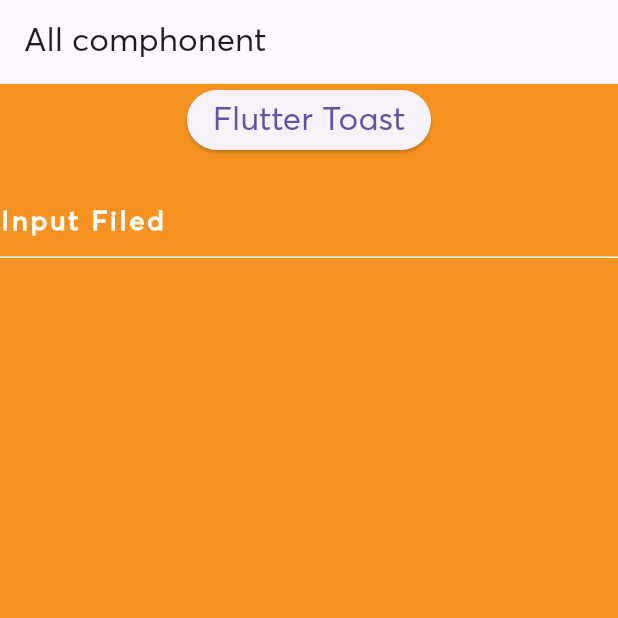
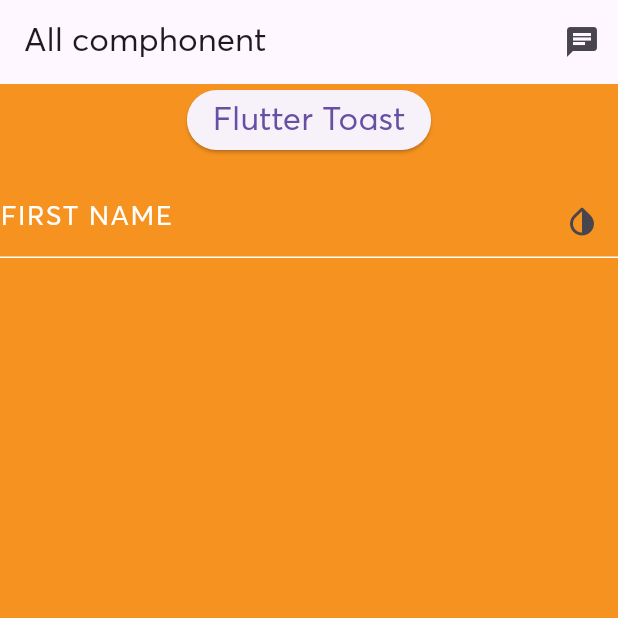
Before and after one commit to Perfectedge/carnotautomart-flutter, a Flutter app: the screen it shows after launch, on a phone screen of 412 x 824 dp, the top half of it. Run offline on Flutter 3.47's test engine with Material 3 defaults, Android fonts, the phone set to English and light mode, and no system bars; our stand-ins replace dio, flutter_svg, fluttertoast, get, get_storage, logger.

```diff
--- a/lib/ui/splash/splash_screen.dart
+++ b/lib/ui/splash/splash_screen.dart
@@ -23,7 +23,7 @@ class _SplashScreenState extends State<SplashScreen> {
           gradient: LinearGradient(
           colors: [
             colorLightOrange,
-            coloDeeprOrange
+            colorDeeprOrange
           ],
           begin:Alignment.topCenter ,
           end:Alignment.bottomCenter ,
--- a/lib/ui/utils/app_colors.dart
+++ b/lib/ui/utils/app_colors.dart
@@ -2,7 +2,8 @@
 import 'dart:ui';
 
 const colorLightOrange = Color(0xFFF69320);
-const coloDeeprOrange = Color(0xFFEF5B25);
+const colorDeeprOrange = Color(0xFFEF5B25);
 const colorLightGray = Color(0xFFF6F6F6);
 const colorDeepGray = Color(0xFF9A9998);
 const colorDarkAsh = Color(0xFF6A6A6A);
+const scaffoldBAckground = Color(0xFFE5E5E5);
--- a/lib/ui/widget/all_chomphonent.dart
+++ b/lib/ui/widget/all_chomphonent.dart
@@ -1,4 +1,5 @@
 import 'package:carnotautomart/data/helper/spacing_helper.dart';
+import 'package:carnotautomart/ui/chat/chat_screen.dart';
 import 'package:carnotautomart/ui/utils/app_colors.dart';
 import 'package:carnotautomart/ui/utils/text_font_style.dart';
 import 'package:flutter/material.dart';
@@ -34,12 +35,16 @@ class _AllChomphonentState extends State<AllChomphonent> {
         Container(
           height: 20,
           width: 20,
-          padding:const EdgeInsets.all(2),
-          decoration: BoxDecoration(borderRadius: BorderRadius.circular(100),color: coloDeeprOrange),
+          padding: const EdgeInsets.all(2),
+          decoration: BoxDecoration(
+              borderRadius: BorderRadius.circular(100), color: colorDeeprOrange),
           child: Image.asset('assets/images/ic_flame.png'),
         ),
         SpaceHelper.horizontalSpaceSmall,
-        Text("This is a Custom Toast",style: TextFontStyle.bodySmall.copyWith(color: Colors.black),),
+        Text(
+          "This is a Custom Toast",
+          style: TextFontStyle.bodySmall.copyWith(color: Colors.black),
+        ),
       ],
     ),
   );
@@ -47,7 +52,7 @@ class _AllChomphonentState extends State<AllChomphonent> {
     fToast.showToast(
         child: toast,
         gravity: ToastGravity.BOTTOM,
-        toastDuration: Duration(seconds: 2),
+        toastDuration: const Duration(seconds: 2),
         positionedToastBuilder: (context, child) {
           return child;
         });
@@ -55,39 +60,46 @@ class _AllChomphonentState extends State<AllChomphonent> {
 
   @override
   Widget build(BuildContext context) {
-    final textTheme=Theme.of(context).textTheme;
+    final textTheme = Theme.of(context).textTheme;
     return Scaffold(
       backgroundColor: colorLightOrange,
       appBar: AppBar(
-        title: Text('All comphonent'),
+        title: const Text('All comphonent'),
+        actions: [
+          IconButton(
+              onPressed: () {
+                Get.to(() => ChatScreen());
+              },
+              icon: Icon(Icons.chat))
+        ],
       ),
       body: Center(
         child: Column(
           // crossAxisAlignment: CrossAxisAlignment.center,
           children: [
             ElevatedButton(
-              child: Text('Flutter Toast'),
+              child: const Text('Flutter Toast'),
               onPressed: () {
                 _showBuilderToast();
               },
             ),
-
             SpaceHelper.verticalSpaceMedium,
             TextFormField(
               cursorColor: Colors.white,
               style: textTheme.bodyMedium?.copyWith(letterSpacing: 2),
-            decoration: InputDecoration(
-
-
-              hintText: 'Input Filed',
-              hintStyle:textTheme.bodyMedium?.copyWith(letterSpacing: 2),
-              border: UnderlineInputBorder(borderSide: BorderSide(color: Colors.green)),
-              enabledBorder:  UnderlineInputBorder(borderSide: BorderSide(color: Colors.white)),
-              focusedBorder: UnderlineInputBorder(borderSide: BorderSide(color: Colors.white)),
-
-
+              decoration: InputDecoration(
+                  hintText: 'First Name'.toUpperCase(),
+                  hintStyle: textTheme.bodyMedium?.copyWith(
+                      letterSpacing: 1, fontWeight: FontWeight.normal),
+                  border: const UnderlineInputBorder(
+                      borderSide: BorderSide(color: Colors.white)),
+                  enabledBorder: const UnderlineInputBorder(
+                      borderSide: BorderSide(color: Colors.white)),
+                  focusedBorder: const UnderlineInputBorder(
+                      borderSide: BorderSide(color: Colors.white)),
+                  suffixIcon: Icon(Icons.invert_colors_on_rounded)),
             ),
-            ),
+            SpaceHelper.verticalSpaceMedium,
           ],
         ),
       ),
--- a/pubspec.yaml
+++ b/pubspec.yaml
@@ -50,6 +50,7 @@ dependencies:
   flutter_svg: ^2.0.9
   flutter_rating_bar: ^4.0.1
   flutter_native_splash: ^2.3.7
+  intl: ^0.19.0
 
 dev_dependencies:
   flutter_test:
```
Also changed, not shown: lib/data/helper/helper_functions.dart (+76 -0 lines), lib/ui/chat/chat_controller.dart (added, +31 -0 lines), lib/ui/chat/chat_message_widget.dart (added, +53 -0 lines), lib/ui/chat/chat_screen.dart (added, +140 -0 lines), pubspec.lock.
